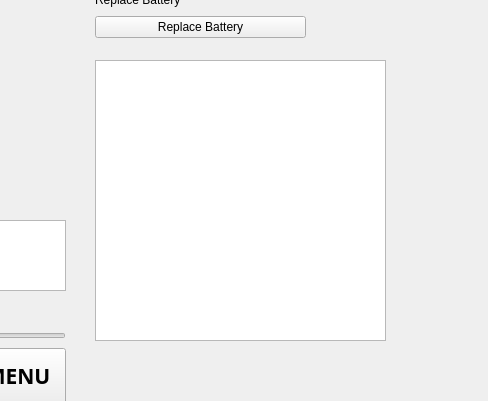
Old version of the form mainwindow.ui in the repository JosephChing/COMP3004Team65; both pictures show x 535 to 1023 and y 180 to 581 of the 1023 by 1067 pixel window.
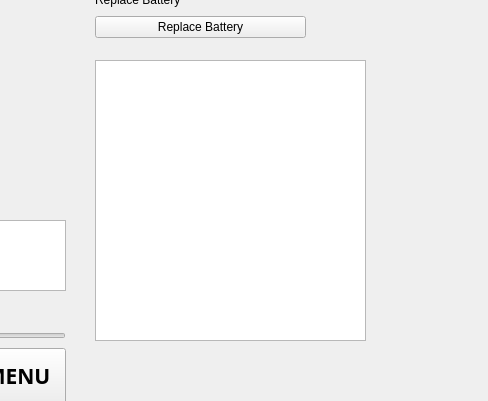
New version of the form. Icons and pictures are not drawn. Custom widgets are drawn as their Qt base class.

```diff
--- a/mainwindow.ui
+++ b/mainwindow.ui
@@ -1462,7 +1462,7 @@
      <rect>
       <x>630</x>
       <y>240</y>
-      <width>291</width>
+      <width>271</width>
       <height>281</height>
      </rect>
     </property>
```
Left out of the diff: 8 changed lines with no effect on the pictures.
